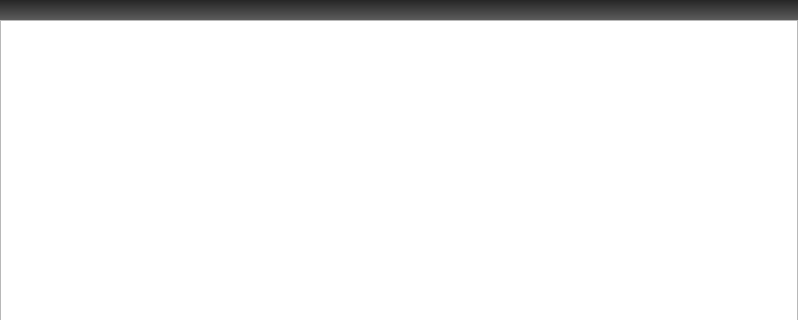
Above: src/ui/playerform.ui from niktischenko/someplayer before the change; both pictures show x 0 to 798 and y 0 to 320 of the 798 by 478 pixel window. Below: the same form after it.
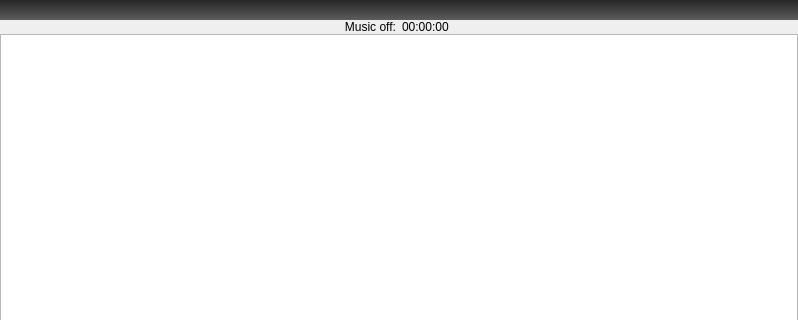
That is the form after the change. Icons and pictures are not drawn.

Commit message: Added countdown label

Diff of the .ui file:
```diff
--- a/src/ui/playerform.ui
+++ b/src/ui/playerform.ui
@@ -112,6 +112,32 @@
            </property>
           </layout>
          </item>
+         <item>
+          <widget class="QWidget" name="countdownWidget" native="true">
+           <layout class="QHBoxLayout" name="horizontalLayout_3">
+            <property name="margin">
+             <number>0</number>
+            </property>
+            <item>
+             <widget class="QLabel" name="label">
+              <property name="text">
+               <string>Music off:</string>
+              </property>
+              <property name="alignment">
+               <set>Qt::AlignRight|Qt::AlignTrailing|Qt::AlignVCenter</set>
+              </property>
+             </widget>
+            </item>
+            <item>
+             <widget class="QLabel" name="timeLabel">
+              <property name="text">
+               <string>00:00:00</string>
+              </property>
+             </widget>
+            </item>
+           </layout>
+          </widget>
+         </item>
          <item>
           <widget class="QTableView" name="playlistView">
            <property name="contextMenuPolicy">
```
Left out of the diff: 24 changed lines with no effect on the pictures. The commit also changes 4 other files.
